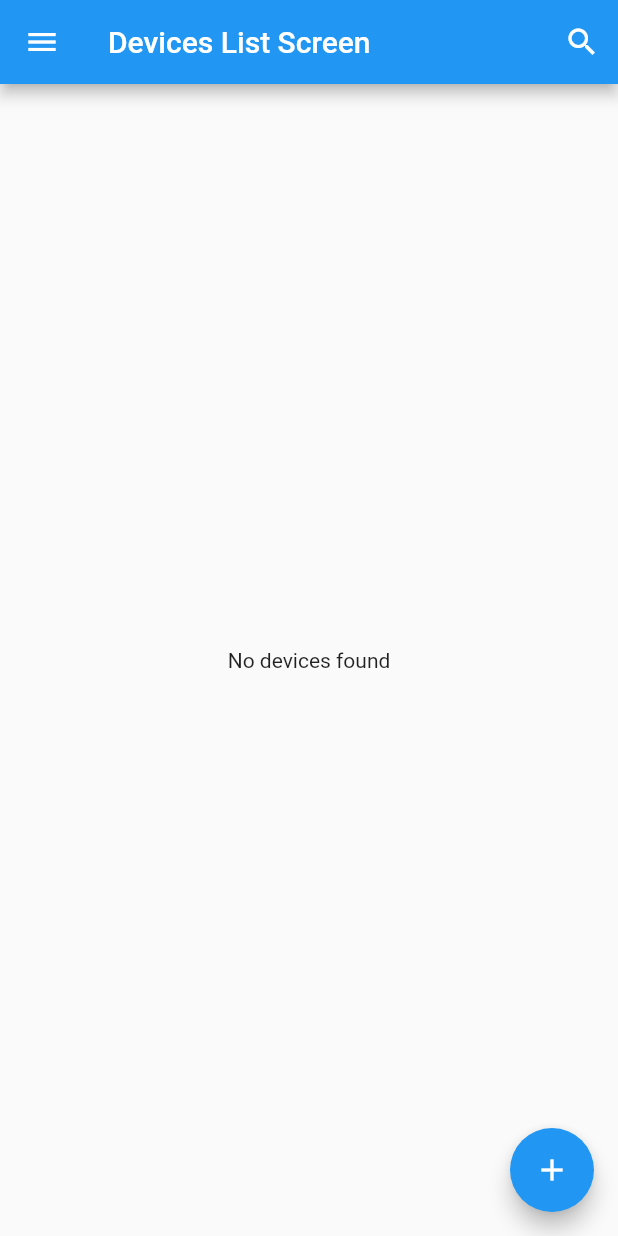
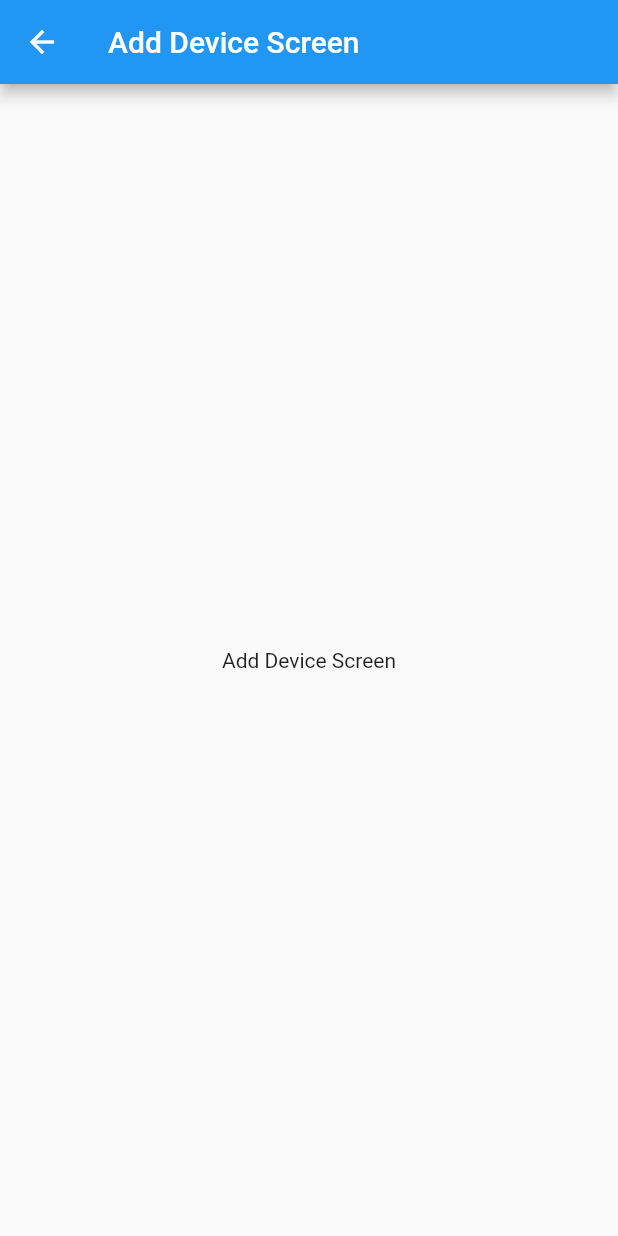
Before and after one commit to lingxuxiong/FlutterAura, a Flutter app: the screen it shows after launch, after a tap on the "add" icon, on a phone screen of 412 x 824 dp. Run offline on Flutter 3.47's test engine with Material 2 defaults, Android fonts, the phone set to English and light mode, and no system bars.

Commit message:
add navigation from devices screen to add device screen

```diff
--- /dev/null
+++ b/lib/add_device.dart
@@ -0,0 +1,18 @@
+import 'package:flutter/material.dart';
+
+class AddDeviceScreen extends StatelessWidget {
+  @override
+  Widget build(BuildContext context) {
+    return Scaffold(
+      appBar: AppBar(
+        title: Text('Add Device Screen'),
+      ),
+      body: Center(
+        child: Text(
+          'Add Device Screen',
+          textDirection: TextDirection.ltr,
+        ),
+      )
+    );
+  }
+}
--- a/lib/main.dart
+++ b/lib/main.dart
@@ -1,3 +1,4 @@
+import 'package:aura/add_device.dart';
 import 'package:flutter/material.dart';
 
 void main() {
@@ -39,9 +40,19 @@ class DevicesListScreen extends StatelessWidget {
         tooltip: 'Add',
         child: Icon(Icons.add),
         onPressed: () {
-          debugPrint('TODO: to show Add device screen');
+          _navToAddDeviceScreen(context);
         },
       ),
     );
   }
+
+  void _navToAddDeviceScreen(BuildContext context) {
+    Navigator.of(context).push(
+        MaterialPageRoute<void>(
+            builder: (BuildContext context) {
+              return AddDeviceScreen();
+            }
+        )
+    );
+  }
 }
```
